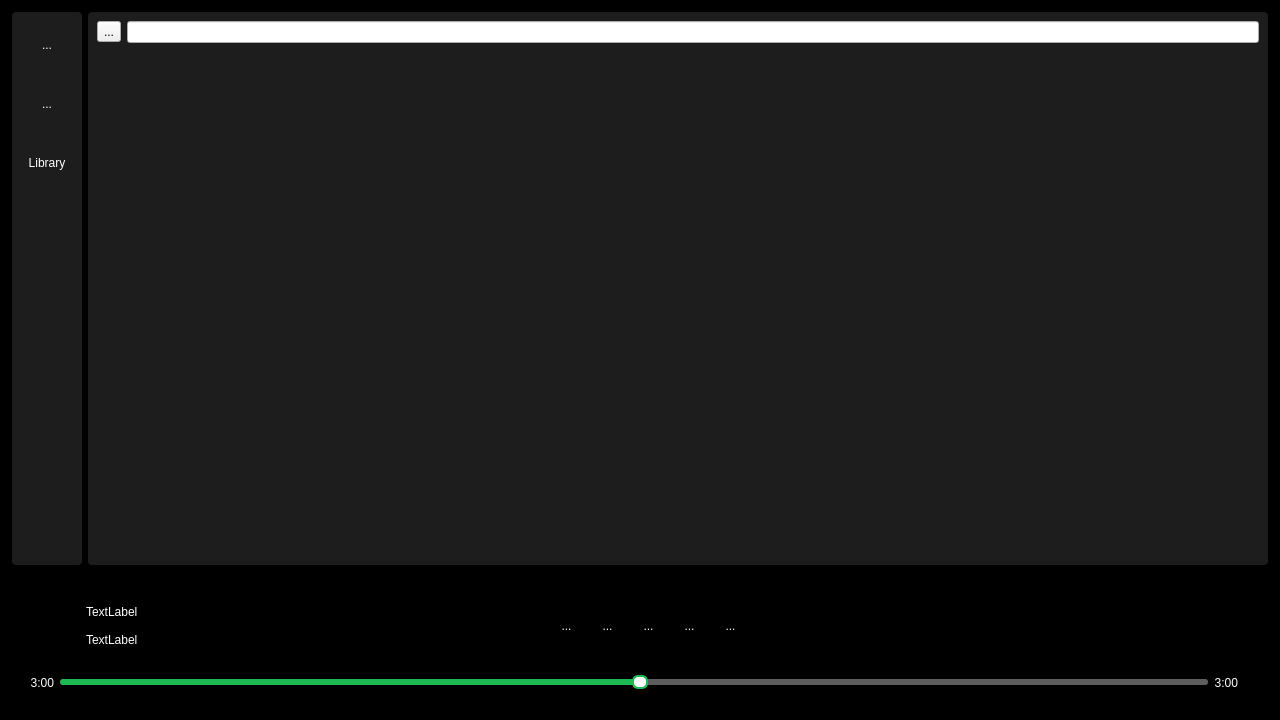
This is mainwindow.ui in ShivaPrakash-006/QtMusicPlayer as Qt 5 draws it before an edit. The edited form follows.
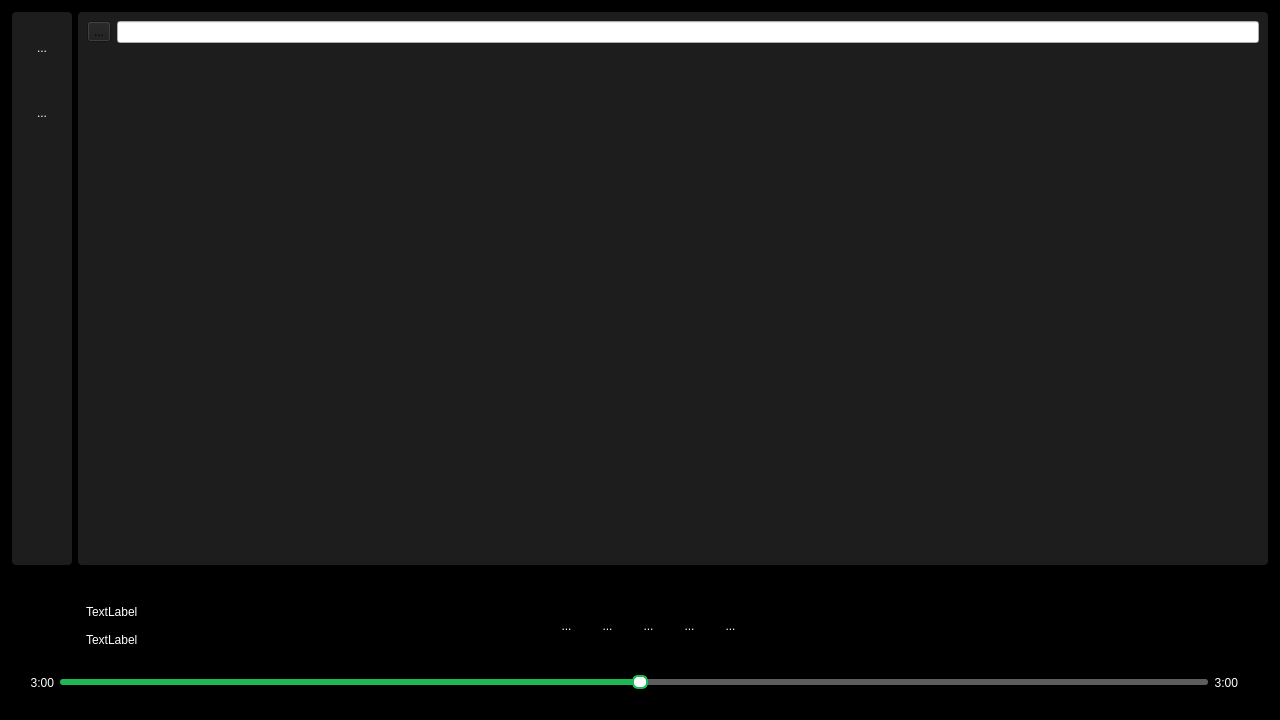
This is the edited form. Icons and pictures are not drawn.

```diff
--- a/mainwindow.ui
+++ b/mainwindow.ui
@@ -773,7 +773,7 @@
          <property name="frameShadow">
           <enum>QFrame::Shadow::Sunken</enum>
          </property>
-         <layout class="QVBoxLayout" name="verticalLayout_2" stretch="1,1,1,7">
+         <layout class="QVBoxLayout" name="verticalLayout_2" stretch="1,1,7">
           <property name="spacing">
            <number>6</number>
           </property>
@@ -1383,304 +1383,6 @@
             </property>
            </widget>
           </item>
-          <item>
-           <widget class="QToolButton" name="libraryButton">
-            <property name="sizePolicy">
-             <sizepolicy hsizetype="Expanding" vsizetype="Expanding">
-              <horstretch>0</horstretch>
-              <verstretch>0</verstretch>
-             </sizepolicy>
-            </property>
-            <property name="sizeIncrement">
-             <size>
-              <width>0</width>
-              <height>0</height>
-             </size>
-            </property>
-            <property name="palette">
-             <palette>
-              <active>
-               <colorrole role="WindowText">
-                <brush brushstyle="SolidPattern">
-                 <color alpha="255">
-                  <red>255</red>
-                  <green>255</green>
-                  <blue>255</blue>
-                 </color>
-                </brush>
-               </colorrole>
-               <colorrole role="Button">
-                <brush brushstyle="SolidPattern">
-                 <color alpha="0">
-                  <red>0</red>
-                  <green>0</green>
-                  <blue>0</blue>
-                 </color>
-                </brush>
-               </colorrole>
-               <colorrole role="Text">
-                <brush brushstyle="SolidPattern">
-                 <color alpha="255">
-                  <red>255</red>
-                  <green>255</green>
-                  <blue>255</blue>
-                 </color>
-                </brush>
-               </colorrole>
-               <colorrole role="ButtonText">
-                <brush brushstyle="SolidPattern">
-                 <color alpha="255">
-                  <red>255</red>
-                  <green>255</green>
-                  <blue>255</blue>
-                 </color>
-                </brush>
-               </colorrole>
-               <colorrole role="Base">
-                <brush brushstyle="SolidPattern">
-                 <color alpha="0">
-                  <red>0</red>
-                  <green>0</green>
-                  <blue>0</blue>
-                 </color>
-                </brush>
-               </colorrole>
-               <colorrole role="Window">
-                <brush brushstyle="SolidPattern">
-                 <color alpha="0">
-                  <red>0</red>
-                  <green>0</green>
-                  <blue>0</blue>
-                 </color>
-                </brush>
-               </colorrole>
-               <colorrole role="Shadow">
-                <brush brushstyle="SolidPattern">
-                 <color alpha="0">
-                  <red>0</red>
-                  <green>0</green>
-                  <blue>0</blue>
-                 </color>
-                </brush>
-               </colorrole>
-               <colorrole role="Highlight">
-                <brush brushstyle="SolidPattern">
-                 <color alpha="255">
-                  <red>0</red>
-                  <green>0</green>
-                  <blue>0</blue>
-                 </color>
-                </brush>
-               </colorrole>
-               <colorrole role="PlaceholderText">
-                <brush brushstyle="SolidPattern">
-                 <color alpha="128">
-                  <red>255</red>
-                  <green>255</green>
-                  <blue>255</blue>
-                 </color>
-                </brush>
-               </colorrole>
-              </active>
-              <inactive>
-               <colorrole role="WindowText">
-                <brush brushstyle="SolidPattern">
-                 <color alpha="255">
-                  <red>255</red>
-                  <green>255</green>
-                  <blue>255</blue>
-                 </color>
-                </brush>
-               </colorrole>
-               <colorrole role="Button">
-                <brush brushstyle="SolidPattern">
-                 <color alpha="0">
-                  <red>0</red>
-                  <green>0</green>
-                  <blue>0</blue>
-                 </color>
-                </brush>
-               </colorrole>
-               <colorrole role="Text">
-                <brush brushstyle="SolidPattern">
-                 <color alpha="255">
-                  <red>255</red>
-                  <green>255</green>
-                  <blue>255</blue>
-                 </color>
-                </brush>
-               </colorrole>
-               <colorrole role="ButtonText">
-                <brush brushstyle="SolidPattern">
-                 <color alpha="255">
-                  <red>255</red>
-                  <green>255</green>
-                  <blue>255</blue>
-                 </color>
-                </brush>
-               </colorrole>
-               <colorrole role="Base">
-                <brush brushstyle="SolidPattern">
-                 <color alpha="0">
-                  <red>0</red>
-                  <green>0</green>
-                  <blue>0</blue>
-                 </color>
-                </brush>
-               </colorrole>
-               <colorrole role="Window">
-                <brush brushstyle="SolidPattern">
-                 <color alpha="0">
-                  <red>0</red>
-                  <green>0</green>
-                  <blue>0</blue>
-                 </color>
-                </brush>
-               </colorrole>
-               <colorrole role="Shadow">
-                <brush brushstyle="SolidPattern">
-                 <color alpha="0">
-                  <red>0</red>
-                  <green>0</green>
-                  <blue>0</blue>
-                 </color>
-                </brush>
-               </colorrole>
-               <colorrole role="Highlight">
-                <brush brushstyle="SolidPattern">
-                 <color alpha="255">
-                  <red>0</red>
-                  <green>0</green>
-                  <blue>0</blue>
-                 </color>
-                </brush>
-               </colorrole>
-               <colorrole role="PlaceholderText">
-                <brush brushstyle="SolidPattern">
-                 <color alpha="128">
-                  <red>255</red>
-                  <green>255</green>
-                  <blue>255</blue>
-                 </color>
-                </brush>
-               </colorrole>
-              </inactive>
-              <disabled>
-               <colorrole role="WindowText">
-                <brush brushstyle="SolidPattern">
-                 <color alpha="255">
-                  <red>255</red>
-                  <green>255</green>
-                  <blue>255</blue>
-                 </color>
-                </brush>
-               </colorrole>
-               <colorrole role="Button">
-                <brush brushstyle="SolidPattern">
-                 <color alpha="0">
-                  <red>0</red>
-                  <green>0</green>
-                  <blue>0</blue>
-                 </color>
-                </brush>
-               </colorrole>
-               <colorrole role="Text">
-                <brush brushstyle="SolidPattern">
-                 <color alpha="255">
-                  <red>255</red>
-                  <green>255</green>
-                  <blue>255</blue>
-                 </color>
-                </brush>
-               </colorrole>
-               <colorrole role="ButtonText">
-                <brush brushstyle="SolidPattern">
-                 <color alpha="255">
-                  <red>255</red>
-                  <green>255</green>
-                  <blue>255</blue>
-                 </color>
-                </brush>
-               </colorrole>
-               <colorrole role="Base">
-                <brush brushstyle="SolidPattern">
-                 <color alpha="0">
-                  <red>0</red>
-                  <green>0</green>
-                  <blue>0</blue>
-                 </color>
-                </brush>
-               </colorrole>
-               <colorrole role="Window">
-                <brush brushstyle="SolidPattern">
-                 <color alpha="0">
-                  <red>0</red>
-                  <green>0</green>
-                  <blue>0</blue>
-                 </color>
-                </brush>
-               </colorrole>
-               <colorrole role="Shadow">
-                <brush brushstyle="SolidPattern">
-                 <color alpha="0">
-                  <red>0</red>
-                  <green>0</green>
-                  <blue>0</blue>
-                 </color>
-                </brush>
-               </colorrole>
-               <colorrole role="PlaceholderText">
-                <brush brushstyle="SolidPattern">
-                 <color alpha="128">
-                  <red>255</red>
-                  <green>255</green>
-                  <blue>255</blue>
-                 </color>
-                </brush>
-               </colorrole>
-              </disabled>
-             </palette>
-            </property>
-            <property name="acceptDrops">
-             <bool>true</bool>
-            </property>
-            <property name="autoFillBackground">
-             <bool>false</bool>
-            </property>
-            <property name="text">
-             <string>Library</string>
-            </property>
-            <property name="icon">
-             <iconset resource="icons.qrc">
-              <normaloff>:/icons/Assets/Icons/library.svg</normaloff>
-              <normalon>:/icons/Assets/Icons/library-on.svg</normalon>:/icons/Assets/Icons/library.svg</iconset>
-            </property>
-            <property name="iconSize">
-             <size>
-              <width>25</width>
-              <height>25</height>
-             </size>
-            </property>
-            <property name="checkable">
-             <bool>true</bool>
-            </property>
-            <property name="checked">
-             <bool>false</bool>
-            </property>
-            <property name="autoExclusive">
-             <bool>true</bool>
-            </property>
-            <property name="toolButtonStyle">
-             <enum>Qt::ToolButtonStyle::ToolButtonIconOnly</enum>
-            </property>
-            <property name="autoRaise">
-             <bool>true</bool>
-            </property>
-            <property name="arrowType">
-             <enum>Qt::ArrowType::NoArrow</enum>
-            </property>
-           </widget>
-          </item>
           <item>
            <spacer name="verticalSpacer">
             <property name="orientation">
@@ -1716,6 +1418,10 @@
 	background: #1D1D1D;
 	border: transparent;	
 	border-radius: 4px;
+}
+
+QToolButton {
+	background: #1D1D1D
 }</string>
          </property>
          <property name="frameShape">
```
